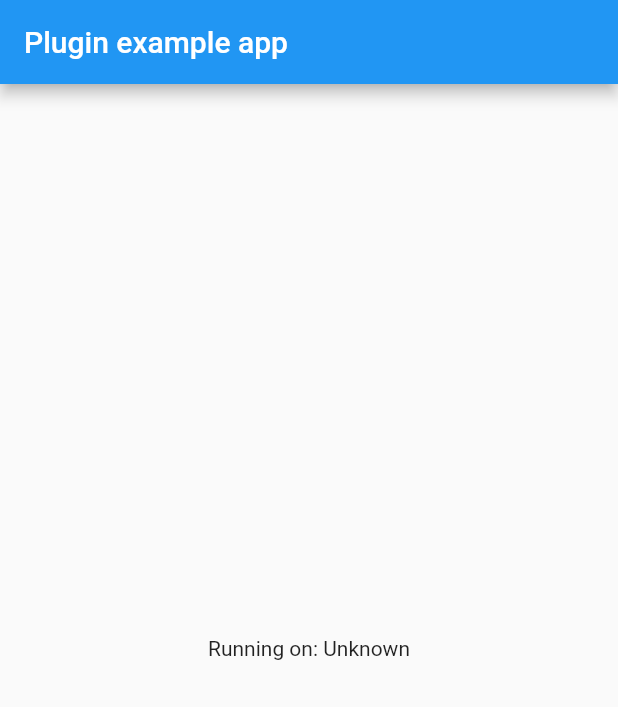
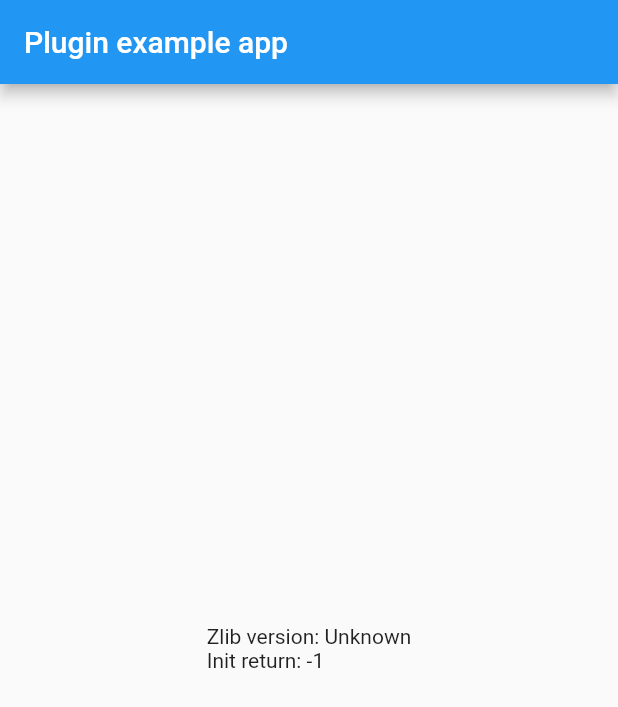
Before and after one commit to truongsinh/flutter-ffi-samples, a Flutter app: the screen it shows after launch, on a phone screen of 412 x 824 dp. Shown: the top 707 px of the screen. Run offline on Flutter 3.47's test engine with Material 2 defaults, Android fonts, the phone set to English and light mode, and no system bars; missing offline and left inert: dart:ffi.

```diff
--- a/packages/zlib/example/lib/main.dart
+++ b/packages/zlib/example/lib/main.dart
@@ -14,6 +14,7 @@ class MyApp extends StatefulWidget {
 
 class _MyAppState extends State<MyApp> {
   String _zlibV = 'Unknown';
+  int _zlibInitReturn = -1;
 
   @override
   void initState() {
@@ -24,6 +25,7 @@ class _MyAppState extends State<MyApp> {
   // Platform messages are asynchronous, so we initialize in an async method.
   Future<void> initPlatformState() async {
     String zlibV = zlibVersion();
+    int zlibInitReturn = deflateInit();
 
     // If the widget was removed from the tree while the asynchronous platform
     // message was in flight, we want to discard the reply rather than calling
@@ -32,6 +34,7 @@ class _MyAppState extends State<MyApp> {
 
     setState(() {
       _zlibV = zlibV;
+      _zlibInitReturn = zlibInitReturn;
     });
   }
 
@@ -43,7 +46,7 @@ class _MyAppState extends State<MyApp> {
           title: const Text('Plugin example app'),
         ),
         body: Center(
-          child: Text('Running on: $_zlibV\n'),
+          child: Text('Zlib version: $_zlibV\nInit return: $_zlibInitReturn\n'),
         ),
       ),
     );
--- a/packages/zlib/lib/src/zlib.dart
+++ /dev/null
@@ -1,14 +0,0 @@
-import "dart:ffi";
-
-import "./ffi/dylib_utils.dart";
-import "./ffi/cstring.dart";
-
-DynamicLibrary sqlite = dlopenPlatformSpecific("z");
-
-typedef Zlib_zlibVersion_t = CString Function();
-
-Zlib_zlibVersion_t _zlibVersionC = sqlite
-    .lookup<NativeFunction<Zlib_zlibVersion_t>>("zlibVersion")
-    .asFunction();
-
-final zlibVersion = () => CString.fromUtf8(_zlibVersionC());
--- /dev/null
+++ b/packages/zlib/lib/src/zlib_open.dart
@@ -0,0 +1,5 @@
+import "dart:ffi";
+
+import "./ffi/dylib_utils.dart";
+
+DynamicLibrary zlib = dlopenPlatformSpecific("z");
--- /dev/null
+++ b/packages/zlib/lib/src/zlib_version.dart
@@ -0,0 +1,13 @@
+
+import "dart:ffi";
+
+import "./ffi/cstring.dart";
+import "./zlib_open.dart";
+
+typedef Zlib_zlibVersion_t = CString Function();
+
+Zlib_zlibVersion_t _zlibVersion_c = zlib
+    .lookup<NativeFunction<Zlib_zlibVersion_t>>("zlibVersion")
+    .asFunction();
+
+final zlibVersion = () => CString.fromUtf8(_zlibVersion_c());
--- a/packages/zlib/lib/zlib.dart
+++ b/packages/zlib/lib/zlib.dart
@@ -1,3 +1,4 @@
 library zlib;
 
-export "./src/zlib.dart";
+export "./src/zlib_version.dart";
+export "./src/zlib_deflate_init.dart";
```
Also changed, not shown: packages/zlib/lib/src/zlib_deflate_init.dart (added, +52 -0 lines).
